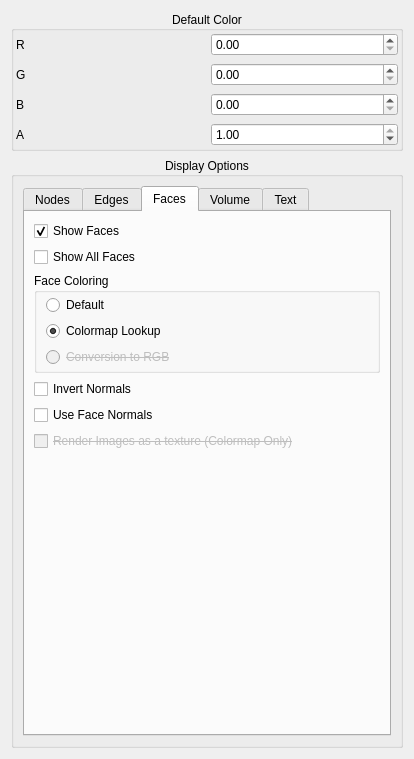
SCIInstitute/SCIRun, file src/Interface/Modules/Visualization/ShowFieldVtk.ui: the form before one commit.
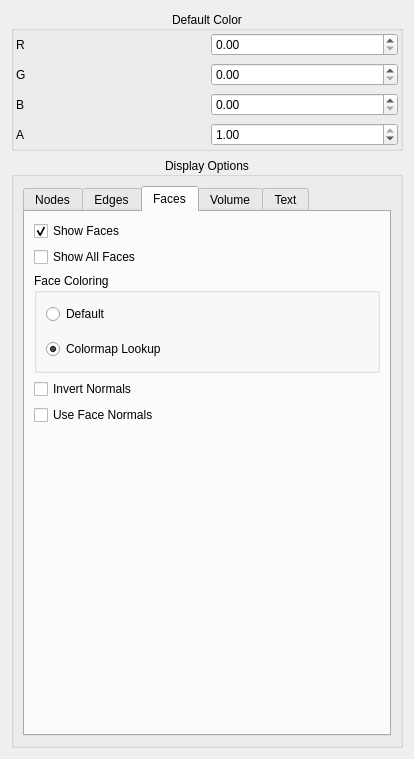
The form after the commit. The open tabs and pages were chosen to show the change.

Commit message: updating showfieldvtk's ui

Patch:
```diff
--- a/src/Interface/Modules/Visualization/ShowFieldVtk.ui
+++ b/src/Interface/Modules/Visualization/ShowFieldVtk.ui
@@ -391,11 +391,6 @@
                           </property>
                           <item>
                             <widget class="QRadioButton" name="defaultFaceColoringButton_">
-                              <property name="font">
-                                <font>
-                                  <strikeout>false</strikeout>
-                                </font>
-                              </property>
                               <property name="text">
                                 <string>Default</string>
                               </property>
@@ -411,21 +406,6 @@
                               </property>
                             </widget>
                           </item>
-                          <item>
-                            <widget class="QRadioButton" name="conversionRGBFaceColoringButton_">
-                              <property name="enabled">
-                                <bool>false</bool>
-                              </property>
-                              <property name="font">
-                                <font>
-                                  <strikeout>true</strikeout>
-                                </font>
-                              </property>
-                              <property name="text">
-                                <string>Conversion to RGB</string>
-                              </property>
-                            </widget>
-                          </item>
                         </layout>
                       </widget>
                     </item>
@@ -446,21 +426,6 @@
                         </property>
                       </widget>
                     </item>
-                    <item row="5" column="0" colspan="2">
-                      <widget class="QCheckBox" name="textureCheckBox_">
-                        <property name="enabled">
-                          <bool>false</bool>
-                        </property>
-                        <property name="font">
-                          <font>
-                            <strikeout>true</strikeout>
-                          </font>
-                        </property>
-                        <property name="text">
-                          <string>Render Images as a texture (Colormap Only)</string>
-                        </property>
-                      </widget>
-                    </item>
                     <item row="6" column="1">
                       <spacer name="verticalSpacer">
                         <property name="orientation">
```
Left out of the diff: 77 changed lines with no effect on the pictures. Lines whose indentation alone changed are shown as unchanged. The commit also changes 7 other files.
